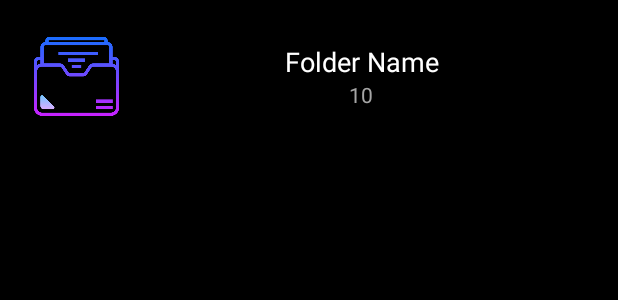
After one commit to EstebanLouerat/IPI-MyBestYTP, an Android app: the layout folder_view.xml on its own in the app's theme, with its tools: preview values and no code run, on a phone screen of 412 x 824 dp. The commit adds this screen. Shown: the top 300 px of the screen. Run offline under Robolectric (Android 15) with nearby library versions, the phone set to English and light mode, and no system bars.

Commit message:
Add folder image and VideoModel Class

```diff
--- a/app/src/main/AndroidManifest.xml
+++ b/app/src/main/AndroidManifest.xml
@@ -1,6 +1,10 @@
 <?xml version="1.0" encoding="utf-8"?>
 <manifest xmlns:android="http://schemas.android.com/apk/res/android"
     xmlns:tools="http://schemas.android.com/tools">
+
+    <uses-permission android:name="android.permission.WRITE_EXTERNAL_STORAGE"/>
+    <uses-permission android:name="android.permission.READ_EXTERNAL_STORAGE"/>
+
 
     <application
         android:allowBackup="true"
--- /dev/null
+++ b/app/src/main/res/layout/folder_view.xml
@@ -0,0 +1,39 @@
+<?xml version="1.0" encoding="utf-8"?>
+<LinearLayout xmlns:android="http://schemas.android.com/apk/res/android"
+    android:layout_width="match_parent"
+    android:layout_height="wrap_content"
+    android:orientation="horizontal"
+    android:padding="16dp">
+
+    <ImageView
+        android:layout_width="70dp"
+        android:layout_height="70dp"
+        android:src="@drawable/folder" />
+
+    <LinearLayout
+        android:layout_width="match_parent"
+        android:layout_height="wrap_content"
+        android:layout_gravity="center_vertical"
+        android:gravity="center_vertical"
+        android:orientation="vertical">
+
+        <TextView
+            android:id="@+id/tv_folderName"
+            android:layout_width="match_parent"
+            android:layout_height="wrap_content"
+            android:gravity="center"
+            android:text="Folder Name"
+            android:textColor="@color/white"
+            android:textSize="18sp" />
+
+        <TextView
+            android:id="@+id/tv_VideoCount"
+            android:layout_width="match_parent"
+            android:layout_height="wrap_content"
+            android:gravity="center"
+            android:text="10"
+            android:textColor="@color/light_white" />
+
+    </LinearLayout>
+
+</LinearLayout>
```
Also changed, not shown: app/src/main/java/com/example/mybestyoutube/SplashScreen.java (+35 -7 lines), app/src/main/java/com/example/mybestyoutube/VideoModel.java (added, +26 -0 lines), app/src/main/res/drawable/folder.png (added).
